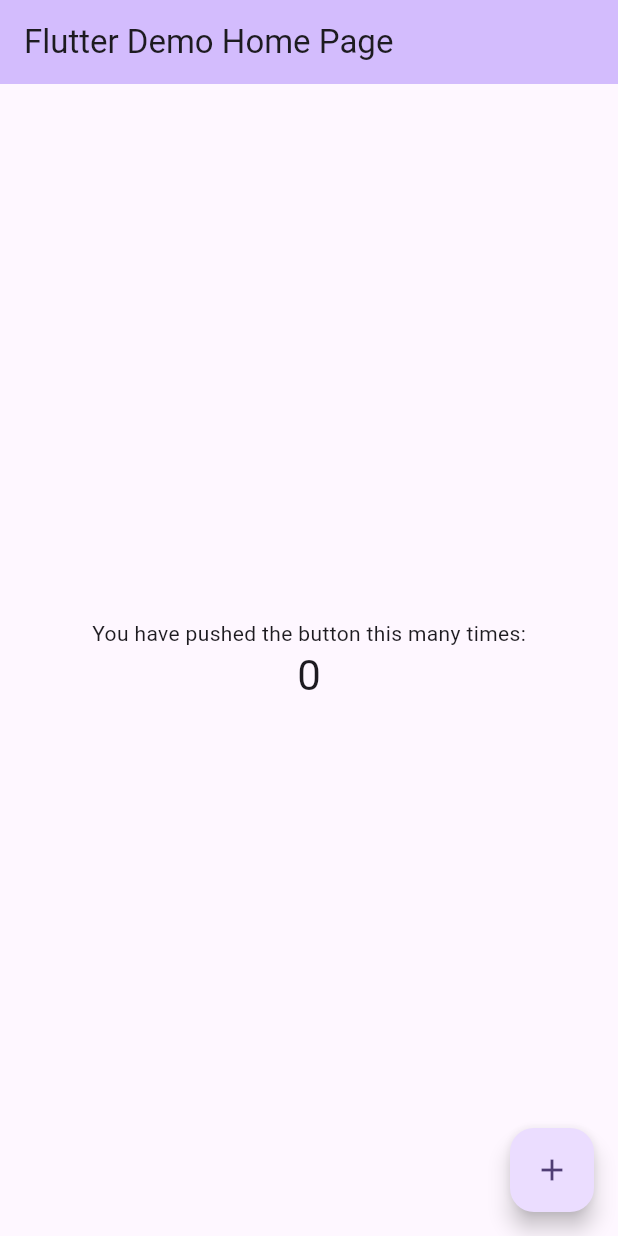
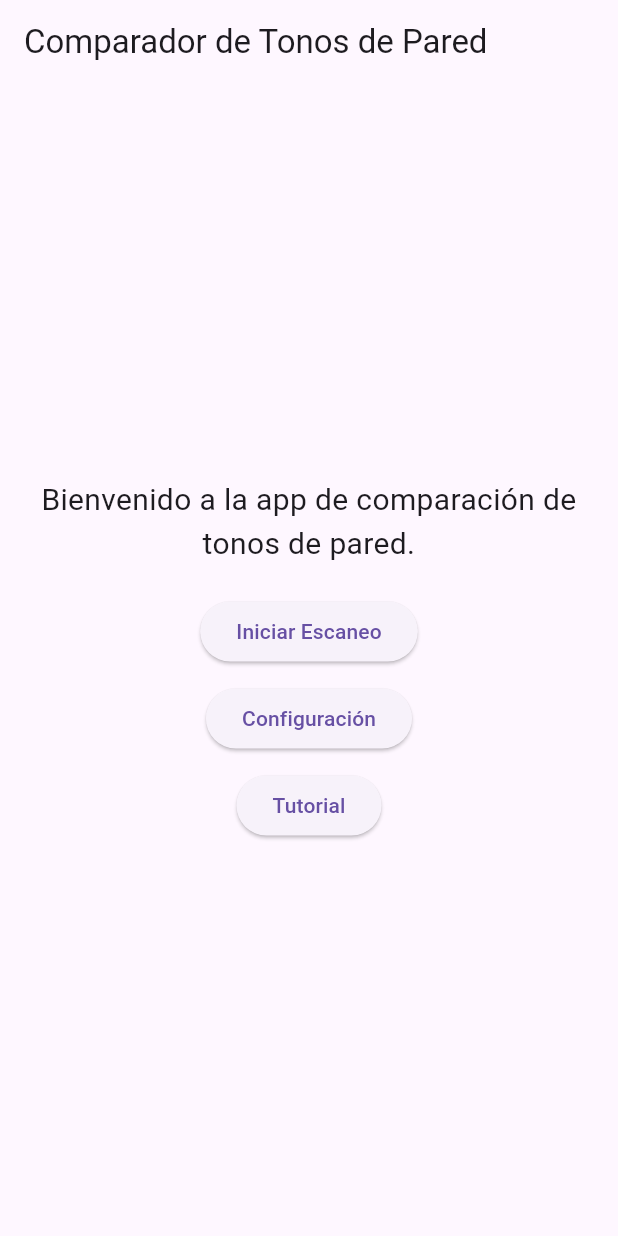
Before and after one commit to Jair-Rodriguez007/PIADispMoviles, a Flutter app: the screen it shows after launch, on a phone screen of 412 x 824 dp. Run offline on Flutter 3.47's test engine with Material 3 defaults, Android fonts, the light colour scheme and no system bars.

Commit message:
primera pantalla
se creo la primera pantalla y se modificaron algunos archivos

```diff
--- a/lib/main.dart
+++ b/lib/main.dart
@@ -1,125 +1,117 @@
 import 'package:flutter/material.dart';
 
 void main() {
-  runApp(const MyApp());
+  runApp(MyApp());
 }
 
 class MyApp extends StatelessWidget {
-  const MyApp({super.key});
-
-  // This widget is the root of your application.
   @override
   Widget build(BuildContext context) {
     return MaterialApp(
-      title: 'Flutter Demo',
+      title: 'Comparador de Tonos de Pared',
       theme: ThemeData(
-        // This is the theme of your application.
-        //
-        // TRY THIS: Try running your application with "flutter run". You'll see
-        // the application has a purple toolbar. Then, without quitting the app,
-        // try changing the seedColor in the colorScheme below to Colors.green
-        // and then invoke "hot reload" (save your changes or press the "hot
-        // reload" button in a Flutter-supported IDE, or press "r" if you used
-        // the command line to start the app).
-        //
-        // Notice that the counter didn't reset back to zero; the application
-        // state is not lost during the reload. To reset the state, use hot
-        // restart instead.
-        //
-        // This works for code too, not just values: Most code changes can be
-        // tested with just a hot reload.
-        colorScheme: ColorScheme.fromSeed(seedColor: Colors.deepPurple),
-        useMaterial3: true,
+        primarySwatch: Colors.blue,
       ),
-      home: const MyHomePage(title: 'Flutter Demo Home Page'),
+      home: WelcomeScreen(),
     );
   }
 }
 
-class MyHomePage extends StatefulWidget {
-  const MyHomePage({super.key, required this.title});
-
-  // This widget is the home page of your application. It is stateful, meaning
-  // that it has a State object (defined below) that contains fields that affect
-  // how it looks.
-
-  // This class is the configuration for the state. It holds the values (in this
-  // case the title) provided by the parent (in this case the App widget) and
-  // used by the build method of the State. Fields in a Widget subclass are
-  // always marked "final".
-
-  final String title;
-
-  @override
-  State<MyHomePage> createState() => _MyHomePageState();
-}
-
-class _MyHomePageState extends State<MyHomePage> {
-  int _counter = 0;
-
-  void _incrementCounter() {
-    setState(() {
-      // This call to setState tells the Flutter framework that something has
-      // changed in this State, which causes it to rerun the build method below
-      // so that the display can reflect the updated values. If we changed
-      // _counter without calling setState(), then the build method would not be
-      // called again, and so nothing would appear to happen.
-      _counter++;
-    });
-  }
-
+class WelcomeScreen extends StatelessWidget {
   @override
   Widget build(BuildContext context) {
-    // This method is rerun every time setState is called, for instance as done
-    // by the _incrementCounter method above.
-    //
-    // The Flutter framework has been optimized to make rerunning build methods
-    // fast, so that you can just rebuild anything that needs updating rather
-    // than having to individually change instances of widgets.
     return Scaffold(
       appBar: AppBar(
-        // TRY THIS: Try changing the color here to a specific color (to
-        // Colors.amber, perhaps?) and trigger a hot reload to see the AppBar
-        // change color while the other colors stay the same.
-        backgroundColor: Theme.of(context).colorScheme.inversePrimary,
-        // Here we take the value from the MyHomePage object that was created by
-        // the App.build method, and use it to set our appbar title.
-        title: Text(widget.title),
+        title: Text('Comparador de Tonos de Pared'),
       ),
       body: Center(
-        // Center is a layout widget. It takes a single child and positions it
-        // in the middle of the parent.
         child: Column(
-          // Column is also a layout widget. It takes a list of children and
-          // arranges them vertically. By default, it sizes itself to fit its
-          // children horizontally, and tries to be as tall as its parent.
-          //
-          // Column has various properties to control how it sizes itself and
-          // how it positions its children. Here we use mainAxisAlignment to
-          // center the children vertically; the main axis here is the vertical
-          // axis because Columns are vertical (the cross axis would be
-          // horizontal).
-          //
-          // TRY THIS: Invoke "debug painting" (choose the "Toggle Debug Paint"
-          // action in the IDE, or press "p" in the console), to see the
-          // wireframe for each widget.
           mainAxisAlignment: MainAxisAlignment.center,
           children: <Widget>[
-            const Text(
-              'You have pushed the button this many times:',
+            Text(
+              'Bienvenido a la app de comparación de tonos de pared.',
+              style: TextStyle(fontSize: 20),
+              textAlign: TextAlign.center,
             ),
-            Text(
-              '$_counter',
-              style: Theme.of(context).textTheme.headlineMedium,
+            SizedBox(height: 20),
+            ElevatedButton(
+              onPressed: () {
+                Navigator.push(
+                  context,
+                  MaterialPageRoute(builder: (context) => AnalysisScreen()),
+                );
+              },
+              child: Text('Iniciar Escaneo'),
+            ),
+            SizedBox(height: 10),
+            ElevatedButton(
+              onPressed: () {
+                // Navegar a la pantalla de configuración
+              },
+              child: Text('Configuración'),
+            ),
+            SizedBox(height: 10),
+            ElevatedButton(
+              onPressed: () {
+                // Navegar a la pantalla de tutorial
+              },
+              child: Text('Tutorial'),
             ),
           ],
         ),
       ),
-      floatingActionButton: FloatingActionButton(
-        onPressed: _incrementCounter,
-        tooltip: 'Increment',
-        child: const Icon(Icons.add),
-      ), // This trailing comma makes auto-formatting nicer for build methods.
     );
   }
 }
+
+class AnalysisScreen extends StatelessWidget {
+  @override
+  Widget build(BuildContext context) {
+    return Scaffold(
+      appBar: AppBar(
+        title: Text('Resumen del Análisis'),
+      ),
+      body: Center(
+        child: Column(
+          mainAxisAlignment: MainAxisAlignment.center,
+          children: <Widget>[
+            Text(
+              'Áreas que necesitan más pintura:',
+              style: TextStyle(fontSize: 20),
+            ),
+            SizedBox(height: 10),
+            // Información del análisis (simulada)
+            Text(
+              'Área 1: Necesita pintura\nÁrea 2: Uniformidad adecuada',
+              textAlign: TextAlign.center,
+            ),
+            SizedBox(height: 20),
+            Text(
+              'Recomendaciones:',
+              style: TextStyle(fontSize: 20),
+            ),
+            SizedBox(height: 10),
+            Text(
+              '1. Aplique una capa adicional en el Área 1.\n2. Verifique la mezcla de pintura.',
+              textAlign: TextAlign.center,
+            ),
+            SizedBox(height: 20),
+            ElevatedButton(
+              onPressed: () {
+                // Guardar análisis
+              },
+              child: Text('Guardar Análisis'),
+            ),
+            SizedBox(height: 10),
+            ElevatedButton(
+              onPressed: () {
+                // Compartir análisis
+              },
+              child: Text('Compartir Análisis'),
+            ),
+          ],
+        ),
+      ),
+    );
+  }
+}
```
Also changed, not shown: analysis_options.yaml (+6 -24 lines), pubspec.yaml (+6 -71 lines), pubspec.lock.
